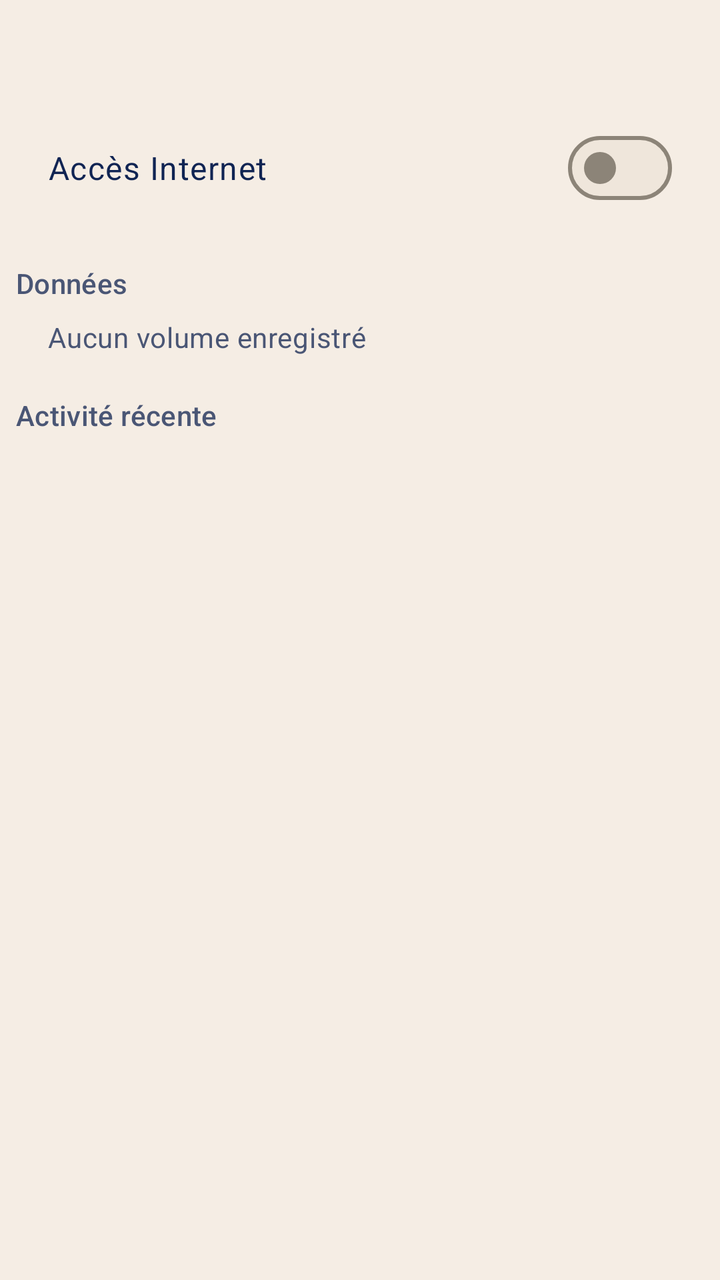
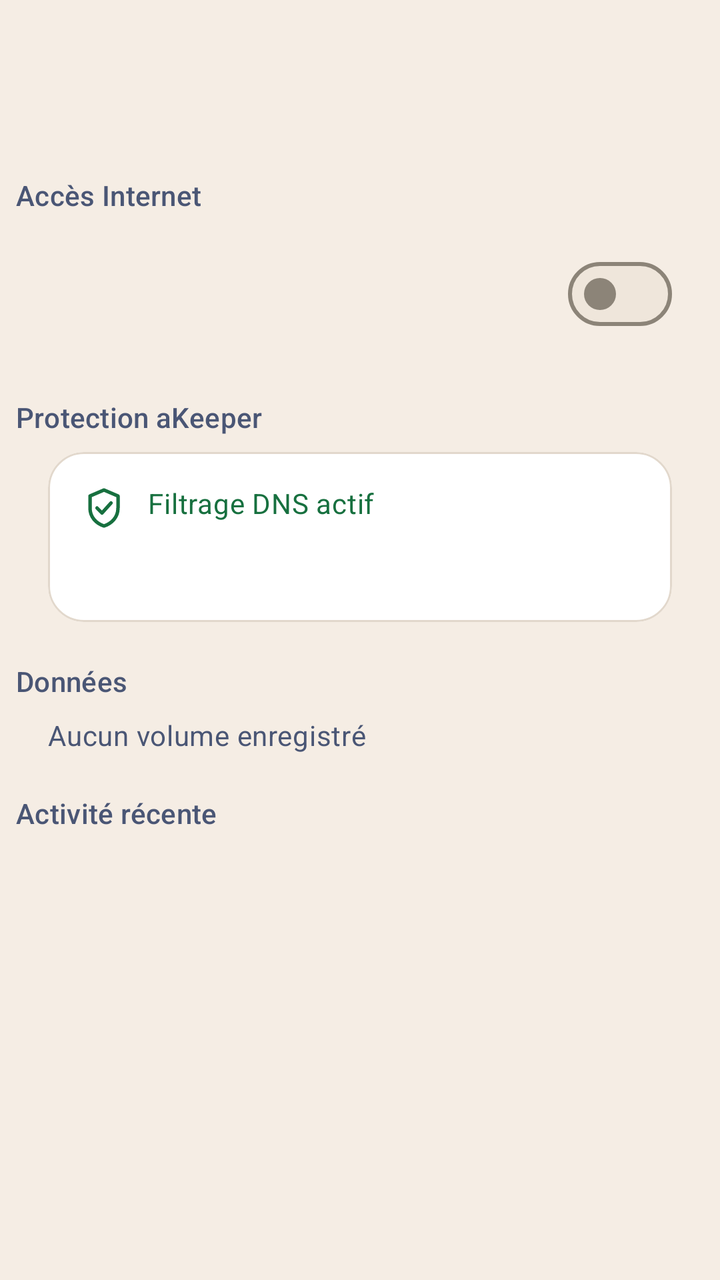

Two renders of the same Android screen: before a commit and after it. Below are the layout's source before the change and the commit's diff.
<!-- AndroidManifest.xml: application theme Theme.AKeeper -->
<!-- res/layout/sheet_app.xml -->
<?xml version="1.0" encoding="utf-8"?>
<androidx.core.widget.NestedScrollView xmlns:android="http://schemas.android.com/apk/res/android"
    android:layout_width="match_parent"
    android:layout_height="wrap_content">

<LinearLayout
    android:layout_width="match_parent"
    android:layout_height="wrap_content"
    android:orientation="vertical"
    android:paddingTop="8dp"
    android:paddingBottom="16dp">

    <LinearLayout
        android:layout_width="match_parent"
        android:layout_height="wrap_content"
        android:gravity="center_vertical"
        android:orientation="horizontal"
        android:paddingHorizontal="24dp">

        <ImageView
            android:id="@+id/sheet_app_icon"
            android:layout_width="48dp"
            android:layout_height="48dp"
            android:importantForAccessibility="no" />

        <TextView
            android:id="@+id/sheet_app_label"
            android:layout_width="0dp"
            android:layout_height="wrap_content"
            android:layout_marginHorizontal="16dp"
            android:layout_weight="1"
            android:textAppearance="?attr/textAppearanceTitleLarge"
            android:textColor="?attr/colorOnSurface" />
    </LinearLayout>

    <LinearLayout
        android:layout_width="match_parent"
        android:layout_height="wrap_content"
        android:gravity="center_vertical"
        android:minHeight="56dp"
        android:orientation="horizontal"
        android:paddingHorizontal="24dp">

        <TextView
            android:layout_width="0dp"
            android:layout_height="wrap_content"
            android:layout_weight="1"
            android:text="@string/app_detail_internet"
            android:textAppearance="?attr/textAppearanceBodyLarge"
            android:textColor="?attr/colorOnSurface" />

        <com.google.android.material.materialswitch.MaterialSwitch
            android:id="@+id/sheet_app_toggle"
            android:layout_width="wrap_content"
            android:layout_height="48dp" />
    </LinearLayout>

    <TextView
        android:id="@+id/sheet_app_shared"
        android:layout_width="match_parent"
        android:layout_height="wrap_content"
        android:paddingHorizontal="24dp"
        android:textAppearance="?attr/textAppearanceBodyMedium"
        android:textColor="?attr/colorOnSurfaceVariant"
        android:visibility="gone" />

    <TextView
        style="@style/Widget.AKeeper.SectionTitle"
        android:layout_marginHorizontal="24dp"
        android:text="@string/app_detail_data" />

    <TextView
        android:id="@+id/sheet_app_volume"
        android:layout_width="match_parent"
        android:layout_height="wrap_content"
        android:paddingHorizontal="24dp"
        android:text="@string/app_detail_volume_none"
        android:textAppearance="?attr/textAppearanceBodyMedium"
        android:textColor="?attr/colorOnSurfaceVariant" />

    <TextView
        style="@style/Widget.AKeeper.SectionTitle"
        android:layout_marginHorizontal="24dp"
        android:text="@string/app_detail_recent" />

    <TextView
        android:id="@+id/sheet_app_empty"
        android:layout_width="match_parent"
        android:layout_height="wrap_content"
        android:paddingHorizontal="24dp"
        android:paddingVertical="8dp"
        android:text="@string/app_detail_empty"
        android:textAppearance="?attr/textAppearanceBodyMedium"
        android:textColor="?attr/colorOnSurfaceVariant"
        android:visibility="gone" />

    <androidx.recyclerview.widget.RecyclerView
        android:id="@+id/sheet_app_events"
        android:layout_width="match_parent"
        android:layout_height="wrap_content"
        android:nestedScrollingEnabled="false"
        android:overScrollMode="never" />
</LinearLayout>
</androidx.core.widget.NestedScrollView>
<!-- resources referenced by this layout -->
<resources>
  <string name="app_detail_data">Données</string>
  <string name="app_detail_empty">Aucune activité enregistrée</string>
  <string name="app_detail_internet">Accès Internet</string>
  <string name="app_detail_recent">Activité récente</string>
  <string name="app_detail_volume_none">Aucun volume enregistré</string>
  <style name="Widget.AKeeper.SectionTitle" parent="">
          <item name="android:layout_width">wrap_content</item>
          <item name="android:layout_height">wrap_content</item>
          <item name="android:layout_marginStart">8dp</item>
          <item name="android:layout_marginTop">20dp</item>
          <item name="android:layout_marginBottom">8dp</item>
          <item name="android:accessibilityHeading">true</item>
          <item name="android:textAppearance">?attr/textAppearanceTitleSmall</item>
          <item name="android:textColor">?attr/colorOnSurfaceVariant</item>
      </style>
  <color name="akeeper_primary">@color/akeeper_midnight</color>
  <color name="akeeper_on_primary">@color/akeeper_ivory</color>
  <color name="akeeper_turquoise">#FF36C2CF</color>
  <color name="akeeper_midnight">#FF102453</color>
  <color name="akeeper_link">@color/akeeper_turquoise_text</color>
  <color name="akeeper_background">@color/akeeper_ivory</color>
  <color name="akeeper_on_background">@color/akeeper_midnight</color>
  <color name="akeeper_on_background_variant">@color/akeeper_slate</color>
  <color name="akeeper_card">@color/akeeper_white</color>
  <color name="akeeper_outline">@color/akeeper_taupe</color>
  <color name="akeeper_outline_variant">@color/akeeper_sand</color>
  <style name="Widget.AKeeper.Switch" parent="Widget.Material3.CompoundButton.MaterialSwitch">
          <item name="trackTint">@color/akeeper_switch_track</item>
          <item name="thumbTint">@color/akeeper_switch_thumb</item>
          <item name="trackDecorationTint">@color/akeeper_switch_track_decoration</item>
      </style>
  <color name="akeeper_ivory">#FFF5EDE4</color>
  <color name="akeeper_turquoise_text">#FF0B6B75</color>
  <color name="akeeper_slate">#FF4A5675</color>
  <color name="akeeper_white">#FFFFFFFF</color>
  <color name="akeeper_taupe">#FF8C8478</color>
  <color name="akeeper_sand">#FFE2D8CC</color>
  <!-- unchanged entries left out for length: 1 -->
</resources>

<!-- the commit's change to res/layout/sheet_app.xml (unified diff, before → after) -->
@@ -1,104 +1,189 @@
 <?xml version="1.0" encoding="utf-8"?>
 <androidx.core.widget.NestedScrollView xmlns:android="http://schemas.android.com/apk/res/android"
+    xmlns:app="http://schemas.android.com/apk/res-auto"
     android:layout_width="match_parent"
     android:layout_height="wrap_content">
-
-<LinearLayout
-    android:layout_width="match_parent"
-    android:layout_height="wrap_content"
-    android:orientation="vertical"
-    android:paddingTop="8dp"
-    android:paddingBottom="16dp">
 
     <LinearLayout
         android:layout_width="match_parent"
         android:layout_height="wrap_content"
-        android:gravity="center_vertical"
-        android:orientation="horizontal"
-        android:paddingHorizontal="24dp">
+        android:orientation="vertical"
+        android:paddingTop="12dp"
+        android:paddingBottom="24dp">
 
-        <ImageView
-            android:id="@+id/sheet_app_icon"
-            android:layout_width="48dp"
-            android:layout_height="48dp"
-            android:importantForAccessibility="no" />
+        <LinearLayout
+            android:layout_width="match_parent"
+            android:layout_height="wrap_content"
+            android:gravity="center_vertical"
+            android:orientation="horizontal"
+            android:paddingHorizontal="24dp">
+
+            <ImageView
+                android:id="@+id/sheet_app_icon"
+                android:layout_width="56dp"
+                android:layout_height="56dp"
+                android:importantForAccessibility="no" />
+
+            <LinearLayout
+                android:layout_width="0dp"
+                android:layout_height="wrap_content"
+                android:layout_marginStart="16dp"
+                android:layout_weight="1"
+                android:orientation="vertical">
+
+                <TextView
+                    android:id="@+id/sheet_app_label"
+                    android:layout_width="wrap_content"
+                    android:layout_height="wrap_content"
+                    android:textAppearance="?attr/textAppearanceTitleLarge"
+                    android:textColor="?attr/colorOnSurface"
+                    android:textStyle="bold" />
+
+                <TextView
+                    android:id="@+id/sheet_app_profile"
+                    android:layout_width="wrap_content"
+                    android:layout_height="wrap_content"
+                    android:layout_marginTop="4dp"
+                    android:textAppearance="?attr/textAppearanceBodySmall"
+                    android:textColor="?attr/colorOnSurfaceVariant" />
+            </LinearLayout>
+        </LinearLayout>
 
         <TextView
-            android:id="@+id/sheet_app_label"
-            android:layout_width="0dp"
+            android:id="@+id/sheet_app_sensitive"
+            android:layout_width="match_parent"
             android:layout_height="wrap_content"
-            android:layout_marginHorizontal="16dp"
-            android:layout_weight="1"
-            android:textAppearance="?attr/textAppearanceTitleLarge"
-            android:textColor="?attr/colorOnSurface" />
-    </LinearLayout>
-
-    <LinearLayout
-        android:layout_width="match_parent"
-        android:layout_height="wrap_content"
-        android:gravity="center_vertical"
-        android:minHeight="56dp"
-        android:orientation="horizontal"
-        android:paddingHorizontal="24dp">
+            android:layout_marginHorizontal="24dp"
+            android:layout_marginTop="16dp"
+            android:padding="14dp"
+            android:background="?attr/colorSurfaceContainerHigh"
+            android:text="@string/app_detail_sensitive_hint"
+            android:textAppearance="?attr/textAppearanceBodySmall"
+            android:textColor="?attr/colorOnSurfaceVariant"
+            android:visibility="gone" />
 
         <TextView
-            android:layout_width="0dp"
+            style="@style/Widget.AKeeper.SectionTitle"
+            android:layout_marginHorizontal="24dp"
+            android:text="@string/app_detail_internet" />
+
+        <LinearLayout
+            android:layout_width="match_parent"
             android:layout_height="wrap_content"
-            android:layout_weight="1"
-            android:text="@string/app_detail_internet"
-            android:textAppearance="?attr/textAppearanceBodyLarge"
-            android:textColor="?attr/colorOnSurface" />
+            android:gravity="center_vertical"
+            android:minHeight="64dp"
+            android:orientation="horizontal"
+            android:paddingHorizontal="24dp">
 
-        <com.google.android.material.materialswitch.MaterialSwitch
-            android:id="@+id/sheet_app_toggle"
-            android:layout_width="wrap_content"
-            android:layout_height="48dp" />
+            <TextView
+                android:id="@+id/sheet_app_access_state"
+                android:layout_width="0dp"
+                android:layout_height="wrap_content"
+                android:layout_weight="1"
+                android:textAppearance="?attr/textAppearanceBodyLarge"
+                android:textColor="?attr/colorOnSurface" />
+
+            <com.google.android.material.materialswitch.MaterialSwitch
+                android:id="@+id/sheet_app_toggle"
+                android:layout_width="wrap_content"
+                android:layout_height="48dp" />
+        </LinearLayout>
+
+        <TextView
+            android:id="@+id/sheet_app_shared"
+            android:layout_width="match_parent"
+            android:layout_height="wrap_content"
+            android:paddingHorizontal="24dp"
+            android:textAppearance="?attr/textAppearanceBodyMedium"
+            android:textColor="?attr/colorOnSurfaceVariant"
+            android:visibility="gone" />
+
+        <TextView
+            style="@style/Widget.AKeeper.SectionTitle"
+            android:layout_marginHorizontal="24dp"
+            android:text="@string/app_detail_protection" />
+
+        <com.google.android.material.card.MaterialCardView
+            style="@style/Widget.AKeeper.ListCard"
+            android:layout_width="match_parent"
+            android:layout_height="wrap_content"
+            android:layout_marginHorizontal="24dp">
+
+            <LinearLayout
+                android:layout_width="match_parent"
+                android:layout_height="wrap_content"
+                android:orientation="vertical"
+                android:padding="16dp">
+
+                <TextView
+                    android:layout_width="match_parent"
+                    android:layout_height="wrap_content"
+                    android:text="@string/app_detail_dns_ok"
+                    android:textAppearance="?attr/textAppearanceBodyMedium"
+                    android:textColor="@color/akeeper_state_ok"
+                    app:drawableStartCompat="@drawable/ic_shield_check"
+                    app:drawableTint="@color/akeeper_state_ok"
+                    android:drawablePadding="10dp" />
+
+                <TextView
+                    android:id="@+id/sheet_app_blocked"
+                    android:layout_width="match_parent"
+                    android:layout_height="wrap_content"
+                    android:layout_marginTop="10dp"
+                    android:textAppearance="?attr/textAppearanceBodyMedium"
+                    android:textColor="?attr/colorOnSurfaceVariant" />
+            </LinearLayout>
+        </com.google.android.material.card.MaterialCardView>
+
+        <TextView
+            style="@style/Widget.AKeeper.SectionTitle"
+            android:layout_marginHorizontal="24dp"
+            android:text="@string/app_detail_data" />
+
+        <TextView
+            android:id="@+id/sheet_app_volume"
+            android:layout_width="match_parent"
+            android:layout_height="wrap_content"
+            android:paddingHorizontal="24dp"
+            android:text="@string/app_detail_volume_none"
+            android:textAppearance="?attr/textAppearanceBodyMedium"
+            android:textColor="?attr/colorOnSurfaceVariant" />
+
+        <TextView
+            style="@style/Widget.AKeeper.SectionTitle"
+            android:layout_marginHorizontal="24dp"
+            android:text="@string/app_detail_recent" />
+
+        <LinearLayout
+            android:id="@+id/sheet_app_empty"
+            android:layout_width="match_parent"
+            android:layout_height="wrap_content"
+            android:gravity="center"
+            android:orientation="vertical"
+            android:padding="24dp"
+            android:visibility="gone">
+
+            <ImageView
+                android:layout_width="48dp"
+                android:layout_height="48dp"
+                android:importantForAccessibility="no"
+                android:src="@drawable/ic_shield_check"
+                app:tint="?attr/colorOnSurfaceVariant" />
+
+            <TextView
+                android:layout_width="wrap_content"
+                android:layout_height="wrap_content"
+                android:layout_marginTop="8dp"
+                android:text="@string/app_detail_empty"
+                android:textAppearance="?attr/textAppearanceBodyMedium"
+                android:textColor="?attr/colorOnSurfaceVariant" />
+        </LinearLayout>
+
+        <androidx.recyclerview.widget.RecyclerView
+            android:id="@+id/sheet_app_events"
+            android:layout_width="match_parent"
+            android:layout_height="wrap_content"
+            android:nestedScrollingEnabled="false"
+            android:overScrollMode="never" />
     </LinearLayout>
-
-    <TextView
-        android:id="@+id/sheet_app_shared"
-        android:layout_width="match_parent"
-        android:layout_height="wrap_content"
-        android:paddingHorizontal="24dp"
-        android:textAppearance="?attr/textAppearanceBodyMedium"
-        android:textColor="?attr/colorOnSurfaceVariant"
-        android:visibility="gone" />
-
-    <TextView
-        style="@style/Widget.AKeeper.SectionTitle"
-        android:layout_marginHorizontal="24dp"
-        android:text="@string/app_detail_data" />
-
-    <TextView
-        android:id="@+id/sheet_app_volume"
-        android:layout_width="match_parent"
-        android:layout_height="wrap_content"
-        android:paddingHorizontal="24dp"
-        android:text="@string/app_detail_volume_none"
-        android:textAppearance="?attr/textAppearanceBodyMedium"
-        android:textColor="?attr/colorOnSurfaceVariant" />
-
-    <TextView
-        style="@style/Widget.AKeeper.SectionTitle"
-        android:layout_marginHorizontal="24dp"
-        android:text="@string/app_detail_recent" />
-
-    <TextView
-        android:id="@+id/sheet_app_empty"
-        android:layout_width="match_parent"
-        android:layout_height="wrap_content"
-        android:paddingHorizontal="24dp"
-        android:paddingVertical="8dp"
-        android:text="@string/app_detail_empty"
-        android:textAppearance="?attr/textAppearanceBodyMedium"
-        android:textColor="?attr/colorOnSurfaceVariant"
-        android:visibility="gone" />
-
-    <androidx.recyclerview.widget.RecyclerView
-        android:id="@+id/sheet_app_events"
-        android:layout_width="match_parent"
-        android:layout_height="wrap_content"
-        android:nestedScrollingEnabled="false"
-        android:overScrollMode="never" />
-</LinearLayout>
 </androidx.core.widget.NestedScrollView>
<!-- resource entries referenced after the edit -->
@@ -1,10 +1,40 @@
 <!-- resources referenced by this layout -->
 <resources>
+  <color name="akeeper_state_ok">#FF17703F</color>
+  <!-- drawable ic_shield_check (drawable) -->
+  <vector xmlns:android="http://schemas.android.com/apk/res/android"
+      android:width="24dp"
+      android:height="24dp"
+      android:viewportWidth="24"
+      android:viewportHeight="24">
+      <path
+          android:pathData="M12,3l7,3v6c0,4.5 -3,7.7 -7,9 -4,-1.3 -7,-4.5 -7,-9V6l7,-3z"
+          android:strokeWidth="1.75"
+          android:strokeColor="@android:color/white"
+          android:strokeLineCap="round"
+          android:strokeLineJoin="round" />
+      <path
+          android:pathData="M8.5,12l2.5,2.5 4.5,-5"
+          android:strokeWidth="1.75"
+          android:strokeColor="@android:color/white"
+          android:strokeLineCap="round"
+          android:strokeLineJoin="round" />
+  </vector>
   <string name="app_detail_data">Données</string>
+  <string name="app_detail_dns_ok">Filtrage DNS actif</string>
   <string name="app_detail_empty">Aucune activité enregistrée</string>
   <string name="app_detail_internet">Accès Internet</string>
+  <string name="app_detail_protection">Protection aKeeper</string>
   <string name="app_detail_recent">Activité récente</string>
+  <string name="app_detail_sensitive_hint">Cette app est sensible. aKeeper affiche une confirmation avant tout blocage pour éviter une rupture d’authentification ou de paiement.</string>
   <string name="app_detail_volume_none">Aucun volume enregistré</string>
+  <style name="Widget.AKeeper.ListCard" parent="Widget.Material3.CardView.Filled">
+          <item name="cardBackgroundColor">@color/akeeper_card</item>
+          <item name="cardCornerRadius">18dp</item>
+          <item name="cardElevation">0dp</item>
+          <item name="strokeColor">?attr/colorOutlineVariant</item>
+          <item name="strokeWidth">1dp</item>
+      </style>
   <style name="Widget.AKeeper.SectionTitle" parent="">
           <item name="android:layout_width">wrap_content</item>
           <item name="android:layout_height">wrap_content</item>
